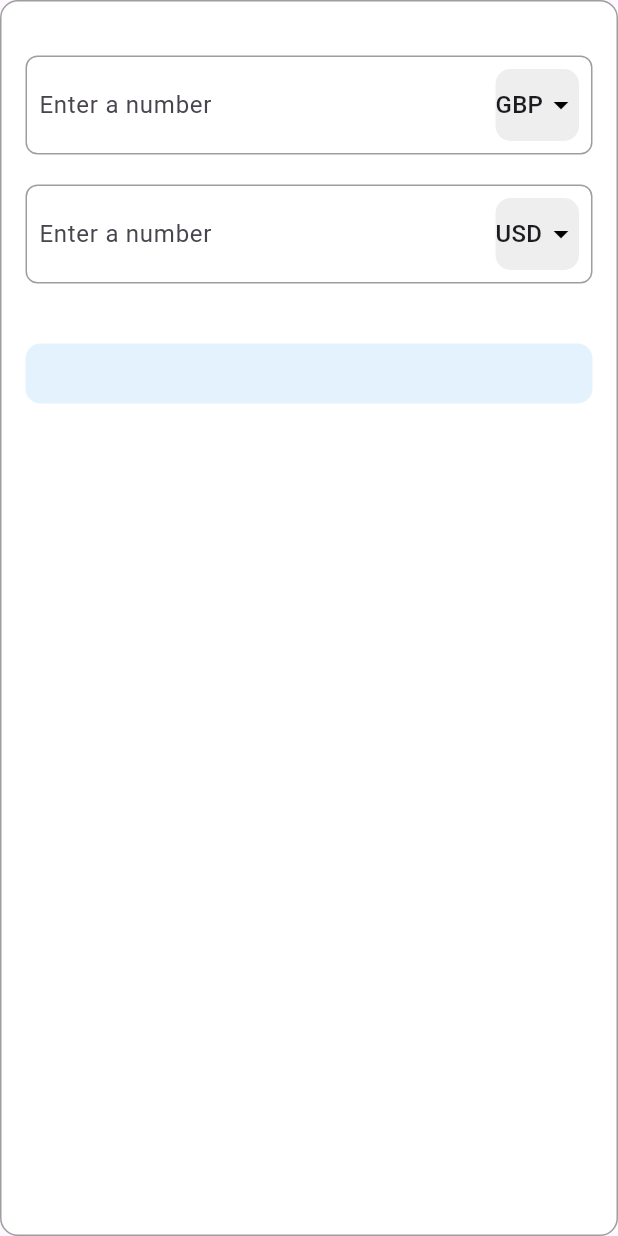
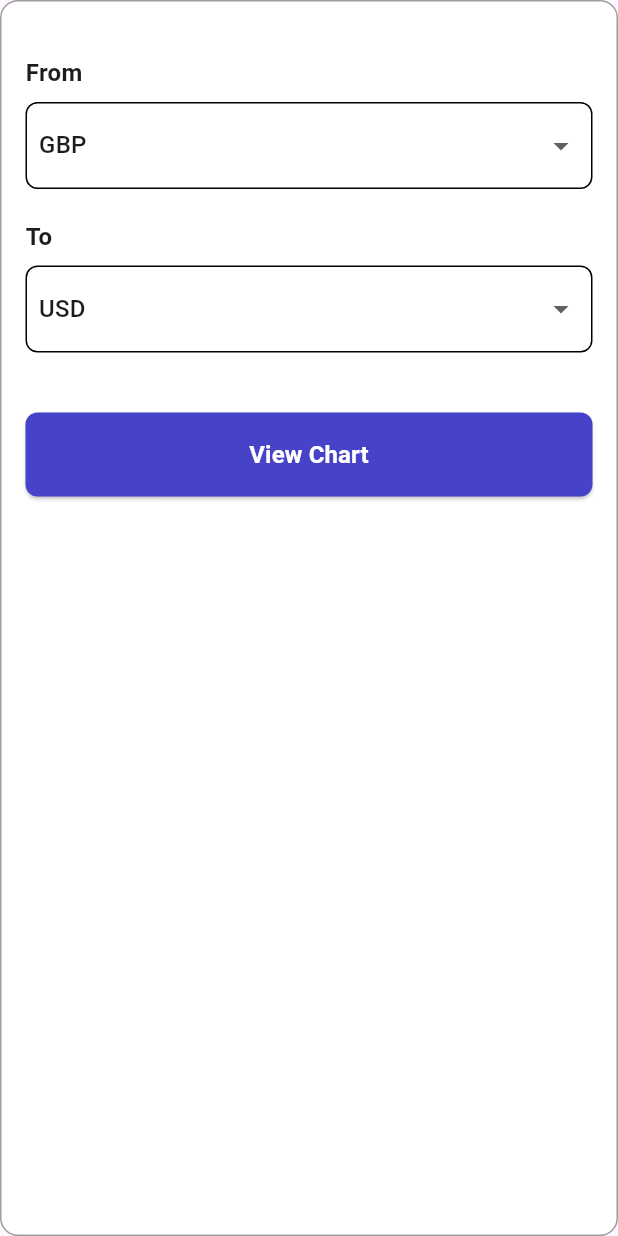
Before and after one commit to Onijinxbukami/moneyExchangeUI, a Flutter app: the ChartForm widget shown alone on an empty page, opened directly, on a phone screen of 412 x 824 dp. Run offline on Flutter 3.47's test engine with Material 3 defaults, Android fonts, the phone set to English and light mode, and no system bars; our stand-ins replace font_awesome_flutter; network calls fail.

Commit message:
redecorate all pages

```diff
--- a/lib/features/home_page/home_page.dart
+++ b/lib/features/home_page/home_page.dart
@@ -15,8 +15,7 @@
 
 class _HomePageState extends State<HomePage> {
   String _selectedLanguage = 'EN';
-  String? selectedButton;
-
+  String? selectedButton = 'Convert';
   void _onButtonPressed(String buttonLabel) {
     setState(() {
       if (selectedButton == buttonLabel) {
@@ -160,6 +159,7 @@
                     borderRadius: BorderRadius.circular(8),
                     boxShadow: [
                       BoxShadow(
+                        // ignore: deprecated_member_use
                         color: Colors.black.withOpacity(0.2),
                         blurRadius: 4,
                         offset: const Offset(0, 2),
--- a/lib/features/home_page/screens/charts_screen.dart
+++ b/lib/features/home_page/screens/charts_screen.dart
@@ -27,20 +27,61 @@
           crossAxisAlignment: CrossAxisAlignment.start,
           children: [
             const SizedBox(height: 20),
+            const Text(
+              'From',
+              style: TextStyle(
+                  fontSize: 16,
+                  fontWeight: FontWeight.bold), // Định dạng chữ "From"
+            ),
+            const SizedBox(height: 8),
             _buildInputSection("From", fromCurrency, (value) {
               setState(() {
                 fromCurrency = value!;
               });
             }), // Input cho "From"
             const SizedBox(height: 20),
+            const Text(
+              'To',
+              style: TextStyle(
+                  fontSize: 16,
+                  fontWeight: FontWeight.bold), // Định dạng chữ "From"
+            ),
+            const SizedBox(height: 8),
             _buildInputSection("To", toCurrency, (value) {
               setState(() {
                 toCurrency = value!;
               });
             }), // Input cho "To"
             const SizedBox(height: 40),
-            _buildTopArea(), // Hiển thị thông tin SendSend
-            const SizedBox(height: 20),
+            Center(
+              child: ElevatedButton(
+                onPressed: () {
+                  ScaffoldMessenger.of(context).showSnackBar(
+                    const SnackBar(content: Text("View Chart Pressed!")),
+                  );
+                },
+                style: ElevatedButton.styleFrom(
+                  backgroundColor: const Color(0xFF4743C9), // Màu nền của nút
+                  padding: const EdgeInsets.symmetric(
+                    horizontal: 80, // Padding ngang
+                    vertical: 16, // Padding dọc
+                  ),
+                  minimumSize: const Size(double.infinity,
+                      56), // Chiều rộng tự động, chiều cao tối thiểu
+                  shape: RoundedRectangleBorder(
+                    borderRadius: BorderRadius.circular(8.0), // Bo góc của nút
+                  ),
+                ),
+                child: const Text(
+                  "View Chart", // Nội dung nút
+                  style: TextStyle(
+                    fontSize: 16, // Kích thước chữ
+                    fontWeight: FontWeight.bold, // Đậm chữ
+                    color: Colors.white, // Màu chữ trắng
+                  ),
+                ),
+              ),
+            )
           ],
         ),
       ),
@@ -51,58 +92,25 @@
   Widget _buildInputSection(
       String label, String selectedValue, ValueChanged<String?> onChanged) {
     return Container(
-      padding: const EdgeInsets.all(8),
+      padding: const EdgeInsets.symmetric(
+          horizontal: 8, vertical: 4), // Thêm padding
       decoration: BoxDecoration(
-        border:
-            Border.all(color: Colors.grey), // Add border around the container
-        borderRadius: BorderRadius.circular(8),
+        border: Border.all(color: Colors.black), // Thêm border quanh container
+        borderRadius: BorderRadius.circular(8), // Bo góc cho border
       ),
-      child: Row(
-        crossAxisAlignment: CrossAxisAlignment.center,
-        children: [
-          Expanded(
-            child: Column(
-              crossAxisAlignment: CrossAxisAlignment.start,
-              children: [
-                NumericField(),
-              ],
-            ),
-          ),
-          const SizedBox(width: 16),
-          Container(
-            decoration: BoxDecoration(
-              color: Colors.grey.shade200,
-              borderRadius: BorderRadius.circular(10),
-            ),
-            child: DropdownButton<String>(
-              items: const [
-                DropdownMenuItem(value: "GBP", child: Text("GBP")),
-                DropdownMenuItem(value: "USD", child: Text("USD")),
-              ],
-              onChanged: onChanged,
-              value: selectedValue,
-              underline: Container(),
-              isExpanded: false,
-              icon: const Icon(Icons.arrow_drop_down, color: Colors.black),
-              dropdownColor: Colors.grey.shade200,
-            ),
-          ),
+      child: DropdownButton<String>(
+        isExpanded: true, // Cho phép DropdownButton chiếm toàn bộ chiều rộng
+        items: const [
+          DropdownMenuItem(value: "GBP", child: Text("GBP")),
+          DropdownMenuItem(value: "USD", child: Text("USD")),
         ],
+        onChanged: onChanged, // Thay đổi giá trị khi chọn
+        value: selectedValue,
+        underline: Container(), // Xóa đường gạch chân mặc định
+        icon: const Icon(Icons.arrow_drop_down), // Mũi tên tùy chỉnh
       ),
     );
   }
 
-  // Top area with chart and exchange rate information
-  Widget _buildTopArea() {
-    return Container(
-      padding: const EdgeInsets.symmetric(vertical: 20),
-      decoration: BoxDecoration(
-        color: Colors.blue.shade50,
-        borderRadius: BorderRadius.circular(10),
-      ),
 
-    );
-  }
-
-  // Left section with title and description
 }
```
Also changed, not shown: lib/features/deposite/deposite_details.dart (+6 -7 lines), lib/features/home_page/screens/exchang_screen.dart (+32 -35 lines), lib/features/home_page/screens/send_screen.dart (+29 -30 lines), lib/features/user_profile/screens/payment_settings_screen.dart (+35 -9 lines).
